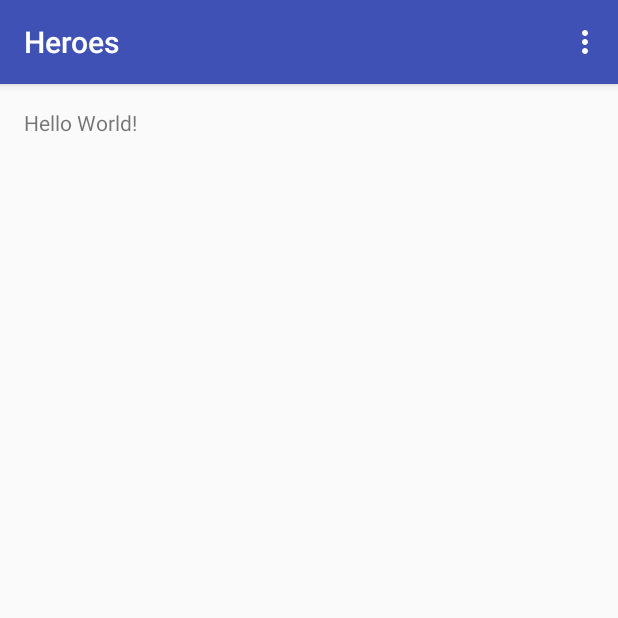
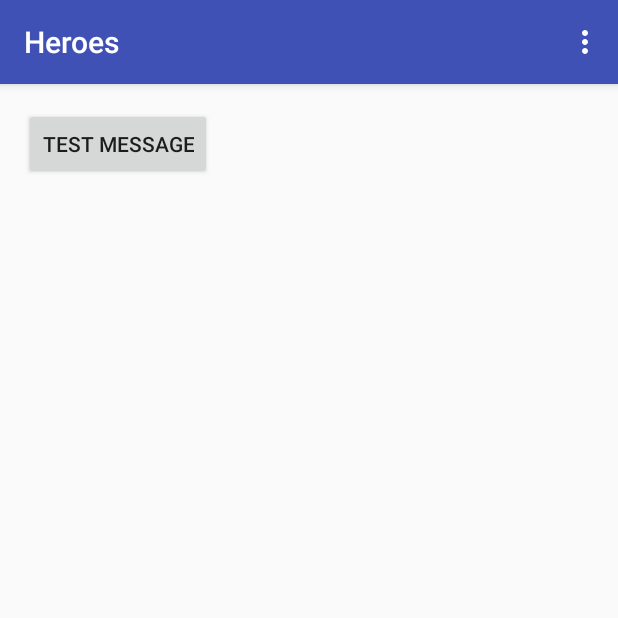
Before and after one commit to Minras/HotsApp_android, an Android app: the screen it shows after launch (HeroesActivity), on a phone screen of 412 x 824 dp, the top half of it. Run offline under Robolectric (Android 15) with nearby library versions, the phone set to English and light mode, and no system bars.

Commit message:
UI cleanup, showing messages

```diff
--- a/app/src/main/java/com/minras/android/hotsapp/HeroesActivity.java
+++ b/app/src/main/java/com/minras/android/hotsapp/HeroesActivity.java
@@ -5,18 +5,48 @@ import android.support.v7.app.AppCompatActivity;
 import android.support.v7.widget.Toolbar;
 import android.view.Menu;
 import android.view.MenuItem;
+import android.view.View;
+import android.widget.Button;
 
 import java.io.IOException;
 import java.io.InputStream;
 
 public class HeroesActivity extends AppCompatActivity {
+    protected HotsAppApplication application;
 
     @Override
     protected void onCreate(Bundle savedInstanceState) {
         super.onCreate(savedInstanceState);
+        application = (HotsAppApplication)getApplicationContext();
+
         setContentView(R.layout.activity_heroes);
         Toolbar toolbar = (Toolbar) findViewById(R.id.toolbar);
         setSupportActionBar(toolbar);
+
+        Button btnTestMsg = (Button)findViewById(R.id.viewBtnTestMsg);
+        btnTestMsg.setOnClickListener(new View.OnClickListener() {
+            public void onClick(View v) {
+                MessageManager.getInstance().sendMessage(MessageManager.STATUS_WARNING, "xxx");
+            }
+        });
+    }
+
+    @Override
+    protected void onResume() {
+        super.onResume();
+        application.setCurrentActivity(this);
+    }
+
+    @Override
+    protected void onPause() {
+        super.onPause();
+        application.unsetCurrentActivity(this);
+    }
+
+    @Override
+    protected void onDestroy() {
+        application.unsetCurrentActivity(this);
+        super.onDestroy();
     }
 
     @Override
--- a/app/src/main/java/com/minras/android/hotsapp/HotsAppApplication.java
+++ b/app/src/main/java/com/minras/android/hotsapp/HotsAppApplication.java
@@ -61,6 +61,6 @@ public class HotsAppApplication
         Snackbar snackbar = Snackbar.make(coordinatorLayout, msg, Snackbar.LENGTH_LONG);
         ViewGroup snackView = (ViewGroup) snackbar.getView();
         snackView.setBackgroundColor(ContextCompat.getColor(snackView.getContext(), bgColor));
-        snackbar.setActionTextColor(Color.GREEN).show();
+        snackbar.show();
     }
 }
--- a/app/src/main/res/layout/content_heroes.xml
+++ b/app/src/main/res/layout/content_heroes.xml
@@ -12,8 +12,10 @@
     tools:context="com.minras.android.hotsapp.HeroesActivity"
     tools:showIn="@layout/activity_heroes">
 
-    <TextView
+    <Button
+        android:id="@+id/viewBtnTestMsg"
         android:layout_width="wrap_content"
         android:layout_height="wrap_content"
-        android:text="Hello World!" />
+        android:text="@string/btnTestMsg"
+        />
 </RelativeLayout>
--- a/app/src/main/res/values/strings.xml
+++ b/app/src/main/res/values/strings.xml
@@ -5,6 +5,7 @@
 
     <!-- Strings related to Heroes Page -->
     <string name="title_activity_heroes">Heroes</string>
+    <string name="btnTestMsg">Test message</string>
 
     <!-- Strings related to Settings -->
     <string name="title_activity_settings">Settings</string>
```
